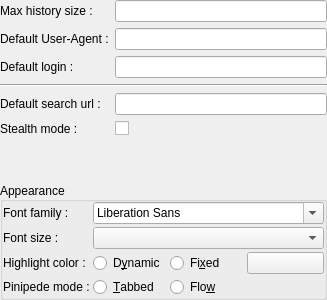
Old version of the form ui/settingsmanager/qqgeneralsettings.ui in the repository dguihal/quteqoin.
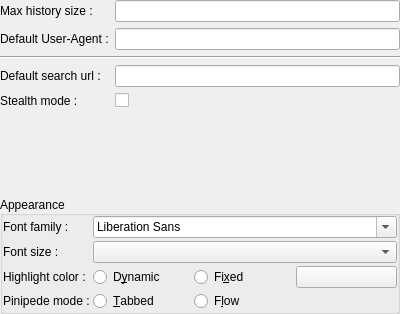
New version of the form.

Commit message: Remove option for global login : Too error prone

```diff
--- a/ui/settingsmanager/qqgeneralsettings.ui
+++ b/ui/settingsmanager/qqgeneralsettings.ui
@@ -6,8 +6,8 @@
    <rect>
     <x>0</x>
     <y>0</y>
-    <width>324</width>
-    <height>300</height>
+    <width>400</width>
+    <height>314</height>
    </rect>
   </property>
   <property name="windowTitle">
@@ -73,27 +73,7 @@
       <item row="1" column="1">
        <widget class="QLineEdit" name="defaultUALlineEdit"/>
       </item>
-      <item row="2" column="1">
-       <widget class="QLineEdit" name="defaultLoginLineEdit"/>
-      </item>
-      <item row="2" column="0">
-       <widget class="QLabel" name="labelDefaultLogin">
-        <property name="text">
-         <string>Default login :</string>
-        </property>
-       </widget>
-      </item>
-      <item row="4" column="1">
-       <widget class="QLineEdit" name="defaultWebSearchUrlLineEdit"/>
-      </item>
-      <item row="4" column="0">
-       <widget class="QLabel" name="labelSearchUrl">
-        <property name="text">
-         <string>Default search url :</string>
-        </property>
-       </widget>
-      </item>
-      <item row="3" column="0" colspan="2">
+      <item row="2" column="0" colspan="2">
        <widget class="Line" name="line">
         <property name="frameShadow">
          <enum>QFrame::Sunken</enum>
@@ -103,14 +83,24 @@
         </property>
        </widget>
       </item>
-      <item row="5" column="0">
+      <item row="3" column="0">
+       <widget class="QLabel" name="labelSearchUrl">
+        <property name="text">
+         <string>Default search url :</string>
+        </property>
+       </widget>
+      </item>
+      <item row="3" column="1">
+       <widget class="QLineEdit" name="defaultWebSearchUrlLineEdit"/>
+      </item>
+      <item row="4" column="0">
        <widget class="QLabel" name="label_2">
         <property name="text">
          <string>Stealth mode :</string>
         </property>
        </widget>
       </item>
-      <item row="5" column="1">
+      <item row="4" column="1">
        <widget class="QCheckBox" name="stealthModeCB">
         <property name="text">
          <string/>
@@ -273,7 +263,7 @@
          <item>
           <widget class="QRadioButton" name="piniFlowRB">
            <property name="text">
-            <string>Flo&amp;w</string>
+            <string>F&amp;low</string>
            </property>
           </widget>
          </item>
```
The commit also changes 12 other files.
